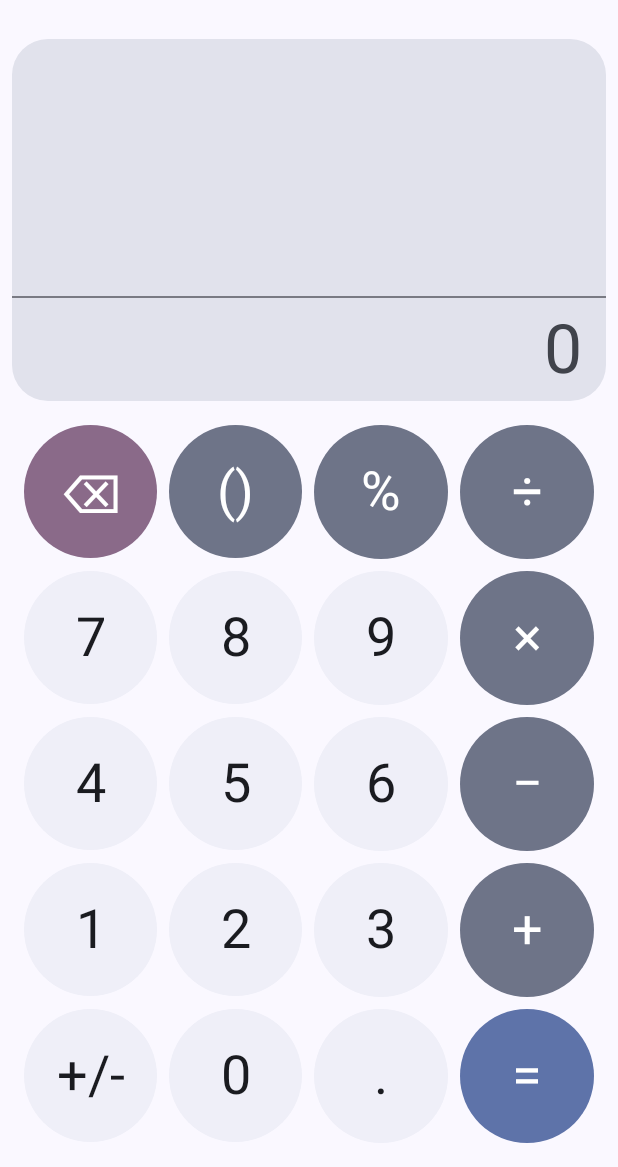
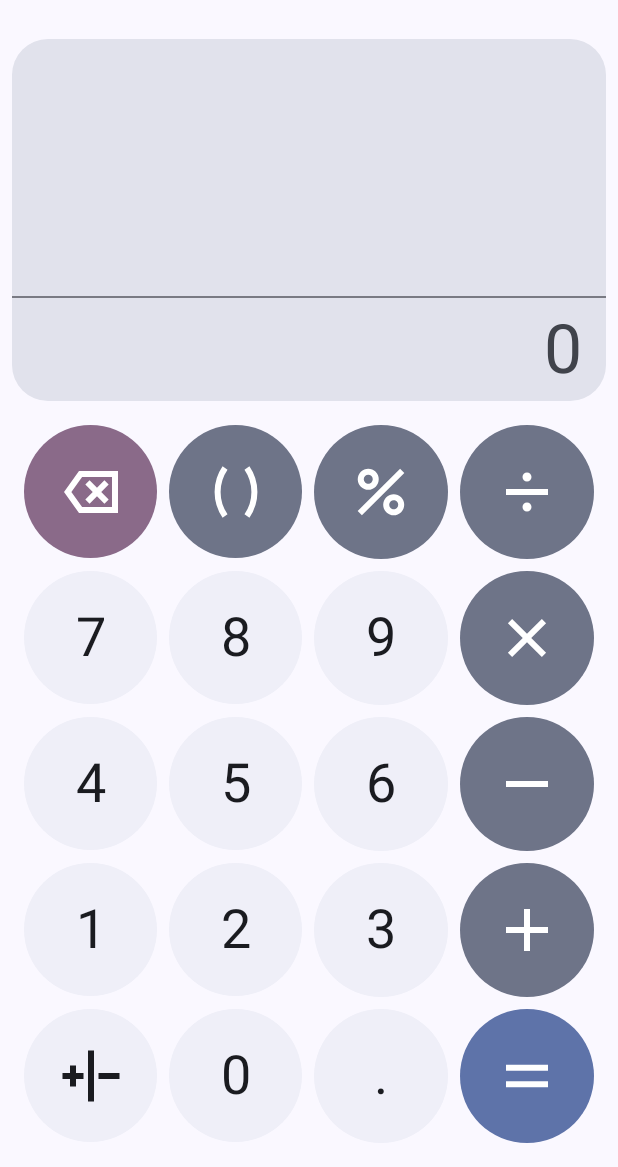
Before and after one commit to you-apps/CalcYou, an Android app built with Jetpack Compose: the screen it shows after launch (MainActivity), on a phone screen of 412 x 824 dp, the part 69-1236 px from its top. Run offline under Robolectric (Android 15) with nearby library versions, the phone set to English and light mode, and no system bars; libraries missing offline, so code that uses them is left out: org.javia.arity.

Commit message:
style: add custom calculator symbols (#4)

```diff
--- a/app/src/main/java/net/youapps/calcyou/ui/components/Keypad.kt
+++ b/app/src/main/java/net/youapps/calcyou/ui/components/Keypad.kt
@@ -6,10 +6,12 @@ import androidx.compose.foundation.layout.Row
 import androidx.compose.foundation.layout.fillMaxWidth
 import androidx.compose.foundation.layout.padding
 import androidx.compose.material3.MaterialTheme
+import androidx.compose.material3.surfaceColorAtElevation
 import androidx.compose.runtime.Composable
 import androidx.compose.ui.Modifier
 import androidx.compose.ui.tooling.preview.Preview
 import androidx.compose.ui.unit.dp
+import net.youapps.calcyou.R
 import net.youapps.calcyou.data.CalculatorEvent
 import net.youapps.calcyou.data.SimpleOperator
 import net.youapps.calcyou.data.SpecialOperator
@@ -63,7 +65,7 @@ fun CenterKeypad(
             horizontalArrangement = Arrangement.spacedBy(buttonSpacing)
         ) {
             CalculatorButton(
-                text = "⌫",
+                iconRes = R.drawable.delete,
                 backgroundColor = MaterialTheme.colorScheme.tertiaryContainer,
                 textColor = MaterialTheme.colorScheme.onTertiaryContainer,
                 onClick = {
@@ -75,7 +77,7 @@ fun CenterKeypad(
             )
 
             CalculatorButton(
-                text = SpecialOperator.Bracket.text,
+                iconRes = R.drawable.brackets,
                 backgroundColor = MaterialTheme.colorScheme.secondaryContainer,
                 textColor = MaterialTheme.colorScheme.onSecondaryContainer,
                 onClick = {
@@ -84,7 +86,7 @@ fun CenterKeypad(
             )
 
             CalculatorButton(
-                text = SimpleOperator.Percent.text,
+                iconRes = R.drawable.percent,
                 backgroundColor = MaterialTheme.colorScheme.secondaryContainer,
                 textColor = MaterialTheme.colorScheme.onSecondaryContainer,
                 onClick = {
@@ -93,7 +95,7 @@ fun CenterKeypad(
             )
 
             CalculatorButton(
-                text = SimpleOperator.Divide.text,
+                iconRes = R.drawable.divide,
                 backgroundColor = MaterialTheme.colorScheme.secondaryContainer,
                 textColor = MaterialTheme.colorScheme.onSecondaryContainer,
                 onClick = {
@@ -125,7 +127,7 @@ fun CenterKeypad(
                 }
             )
             CalculatorButton(
-                text = SimpleOperator.Multiply.text,
+                iconRes = R.drawable.multiply,
                 backgroundColor = MaterialTheme.colorScheme.secondaryContainer,
                 textColor = MaterialTheme.colorScheme.onSecondaryContainer,
                 onClick = {
@@ -157,7 +159,7 @@ fun CenterKeypad(
                 }
             )
             CalculatorButton(
-                text = SimpleOperator.Minus.text,
+                iconRes = R.drawable.minus,
                 backgroundColor = MaterialTheme.colorScheme.secondaryContainer,
                 textColor = MaterialTheme.colorScheme.onSecondaryContainer,
                 onClick = {
@@ -189,7 +191,7 @@ fun CenterKeypad(
                 }
             )
             CalculatorButton(
-                text = SimpleOperator.Plus.text,
+                iconRes = R.drawable.plus,
                 backgroundColor = MaterialTheme.colorScheme.secondaryContainer,
                 textColor = MaterialTheme.colorScheme.onSecondaryContainer,
                 onClick = {
@@ -203,7 +205,9 @@ fun CenterKeypad(
             horizontalArrangement = Arrangement.spacedBy(buttonSpacing)
         ) {
             CalculatorButton(
-                text = "+/-",
+                iconRes = R.drawable.polarity,
+                backgroundColor = MaterialTheme.colorScheme.surfaceColorAtElevation(1.dp),
+                textColor = MaterialTheme.colorScheme.onSurface,
                 onClick = {
                     onEvent(CalculatorEvent.SwitchPolarity)
                 }
@@ -221,7 +225,7 @@ fun CenterKeypad(
                 }
             )
             CalculatorButton(
-                text = "=",
+                iconRes = R.drawable.equal,
                 backgroundColor = MaterialTheme.colorScheme.primaryContainer,
                 textColor = MaterialTheme.colorScheme.onPrimaryContainer,
                 onClick = {
--- a/app/src/main/java/net/youapps/calcyou/ui/components/buttons/CalculatorButton.kt
+++ b/app/src/main/java/net/youapps/calcyou/ui/components/buttons/CalculatorButton.kt
@@ -1,6 +1,7 @@
 package net.youapps.calcyou.ui.components.buttons
 
 import android.view.SoundEffectConstants
+import androidx.annotation.DrawableRes
 import androidx.compose.foundation.ExperimentalFoundationApi
 import androidx.compose.foundation.background
 import androidx.compose.foundation.combinedClickable
@@ -8,7 +9,9 @@ import androidx.compose.foundation.layout.Box
 import androidx.compose.foundation.layout.BoxScope
 import androidx.compose.foundation.layout.RowScope
 import androidx.compose.foundation.layout.aspectRatio
+import androidx.compose.foundation.layout.size
 import androidx.compose.foundation.shape.CircleShape
+import androidx.compose.material3.Icon
 import androidx.compose.material3.MaterialTheme
 import androidx.compose.material3.Text
 import androidx.compose.material3.surfaceColorAtElevation
@@ -20,6 +23,7 @@ import androidx.compose.ui.graphics.Color
 import androidx.compose.ui.hapticfeedback.HapticFeedbackType
 import androidx.compose.ui.platform.LocalHapticFeedback
 import androidx.compose.ui.platform.LocalView
+import androidx.compose.ui.res.painterResource
 import androidx.compose.ui.unit.dp
 
 @Composable
@@ -41,6 +45,30 @@ fun RowScope.CalculatorButton(
             text = text,
             color = textColor,
             style = MaterialTheme.typography.displaySmall
+        )
+    }
+}
+
+@Composable
+fun RowScope.CalculatorButton(
+    @DrawableRes iconRes: Int,
+    textColor: Color = MaterialTheme.colorScheme.onSurfaceVariant,
+    backgroundColor: Color = MaterialTheme.colorScheme.surfaceVariant,
+    aspectRatio: Float = 1f,
+    onClick: () -> Unit,
+    onLongClick: () -> Unit = { },
+) {
+    CalculatorButton(
+        backgroundColor = backgroundColor,
+        aspectRatio = aspectRatio,
+        onClick = onClick,
+        onLongClick = onLongClick
+    ) {
+        Icon(
+            painter = painterResource(id = iconRes),
+            contentDescription = null,
+            modifier = Modifier.size(48.dp),
+            tint = textColor
         )
     }
 }
--- /dev/null
+++ b/app/src/main/res/drawable/brackets.xml
@@ -0,0 +1,16 @@
+<vector xmlns:android="http://schemas.android.com/apk/res/android"
+    android:width="24dp"
+    android:height="24dp"
+    android:viewportWidth="24"
+    android:viewportHeight="24">
+  <path
+      android:pathData="M15.65,4V4C18.963,8.819 18.963,15.181 15.65,20V20"
+      android:strokeWidth="2"
+      android:fillColor="#00000000"
+      android:strokeColor="#000000"/>
+  <path
+      android:pathData="M8.35,4V4C5.037,8.819 5.037,15.181 8.35,20V20"
+      android:strokeWidth="2"
+      android:fillColor="#00000000"
+      android:strokeColor="#000000"/>
+</vector>
--- /dev/null
+++ b/app/src/main/res/drawable/delete.xml
@@ -0,0 +1,14 @@
+<vector xmlns:android="http://schemas.android.com/apk/res/android"
+    android:width="24dp"
+    android:height="24dp"
+    android:viewportWidth="24"
+    android:viewportHeight="24">
+  <path
+      android:pathData="M13.999,10.585L11.524,8.11L10.11,9.524L12.585,11.999L10.11,14.474L11.524,15.888L13.999,13.413L16.474,15.888L17.888,14.474L15.413,11.999L17.888,9.524L16.474,8.11L13.999,10.585Z"
+      android:fillColor="#000000"/>
+  <path
+      android:pathData="M20,18H8.515L4.229,12L8.515,6H20V18Z"
+      android:strokeWidth="2"
+      android:fillColor="#00000000"
+      android:strokeColor="#000000"/>
+</vector>
--- /dev/null
+++ b/app/src/main/res/drawable/divide.xml
@@ -0,0 +1,10 @@
+<vector xmlns:android="http://schemas.android.com/apk/res/android"
+    android:width="24dp"
+    android:height="24dp"
+    android:viewportWidth="24"
+    android:viewportHeight="24">
+  <path
+      android:pathData="M12,8.5C12.828,8.5 13.5,7.828 13.5,7C13.5,6.172 12.828,5.5 12,5.5C11.172,5.5 10.5,6.172 10.5,7C10.5,7.828 11.172,8.5 12,8.5ZM5,13V11H19V13H5ZM13.5,17C13.5,17.828 12.828,18.5 12,18.5C11.172,18.5 10.5,17.828 10.5,17C10.5,16.172 11.172,15.5 12,15.5C12.828,15.5 13.5,16.172 13.5,17Z"
+      android:fillColor="#000000"
+      android:fillType="evenOdd"/>
+</vector>
--- /dev/null
+++ b/app/src/main/res/drawable/equal.xml
@@ -0,0 +1,10 @@
+<vector xmlns:android="http://schemas.android.com/apk/res/android"
+    android:width="24dp"
+    android:height="24dp"
+    android:viewportWidth="24"
+    android:viewportHeight="24">
+  <path
+      android:pathData="M5,8.25V10.25H19V8.25H5ZM5,13.75V15.75H19V13.75H5Z"
+      android:fillColor="#000000"
+      android:fillType="evenOdd"/>
+</vector>
--- /dev/null
+++ b/app/src/main/res/drawable/minus.xml
@@ -0,0 +1,9 @@
+<vector xmlns:android="http://schemas.android.com/apk/res/android"
+    android:width="24dp"
+    android:height="24dp"
+    android:viewportWidth="24"
+    android:viewportHeight="24">
+  <path
+      android:pathData="M5,13V11H19V13H5Z"
+      android:fillColor="#000000"/>
+</vector>
--- /dev/null
+++ b/app/src/main/res/drawable/multiply.xml
@@ -0,0 +1,9 @@
+<vector xmlns:android="http://schemas.android.com/apk/res/android"
+    android:width="24dp"
+    android:height="24dp"
+    android:viewportWidth="24"
+    android:viewportHeight="24">
+  <path
+      android:pathData="M12,13.414L7.05,18.364L5.636,16.95L10.586,12L5.636,7.05L7.05,5.636L12,10.586L16.95,5.636L18.364,7.05L13.414,12L18.364,16.95L16.95,18.364L12,13.414Z"
+      android:fillColor="#000000"/>
+</vector>
--- /dev/null
+++ b/app/src/main/res/drawable/percent.xml
@@ -0,0 +1,10 @@
+<vector xmlns:android="http://schemas.android.com/apk/res/android"
+    android:width="24dp"
+    android:height="24dp"
+    android:viewportWidth="24"
+    android:viewportHeight="24">
+  <path
+      android:pathData="M8.818,6.697C9.404,7.282 9.404,8.232 8.818,8.818C8.232,9.404 7.282,9.404 6.697,8.818C6.111,8.232 6.111,7.282 6.697,6.697C7.282,6.111 8.232,6.111 8.818,6.697ZM10.232,5.282C11.599,6.649 11.599,8.865 10.232,10.232C8.865,11.599 6.649,11.599 5.282,10.232C3.916,8.865 3.916,6.649 5.282,5.282C6.649,3.916 8.865,3.916 10.232,5.282ZM19.778,5.636L5.636,19.778L4.222,18.364L18.364,4.222L19.778,5.636ZM17.303,17.303C17.889,16.718 17.889,15.768 17.303,15.182C16.718,14.596 15.768,14.596 15.182,15.182C14.596,15.768 14.596,16.718 15.182,17.303C15.768,17.889 16.718,17.889 17.303,17.303ZM18.718,18.718C20.084,17.351 20.084,15.135 18.718,13.768C17.351,12.401 15.135,12.401 13.768,13.768C12.401,15.135 12.401,17.351 13.768,18.718C15.135,20.084 17.351,20.084 18.718,18.718Z"
+      android:fillColor="#000000"
+      android:fillType="evenOdd"/>
+</vector>
--- /dev/null
+++ b/app/src/main/res/drawable/plus.xml
@@ -0,0 +1,9 @@
+<vector xmlns:android="http://schemas.android.com/apk/res/android"
+    android:width="24dp"
+    android:height="24dp"
+    android:viewportWidth="24"
+    android:viewportHeight="24">
+  <path
+      android:pathData="M11,13H5V11H11V5H13V11H19V13H13V19H11V13Z"
+      android:fillColor="#000000"/>
+</vector>
--- /dev/null
+++ b/app/src/main/res/drawable/polarity.xml
@@ -0,0 +1,10 @@
+<vector xmlns:android="http://schemas.android.com/apk/res/android"
+    android:width="24dp"
+    android:height="24dp"
+    android:viewportWidth="24"
+    android:viewportHeight="24">
+  <path
+      android:pathData="M13,3.5V20.5H11V3.5H13ZM21.5,13H14.5V11H21.5V13ZM7,8.5V11H9.5V13H7V15.5H5V13H2.5V11H5V8.5H7Z"
+      android:fillColor="#000000"
+      android:fillType="evenOdd"/>
+</vector>
```
